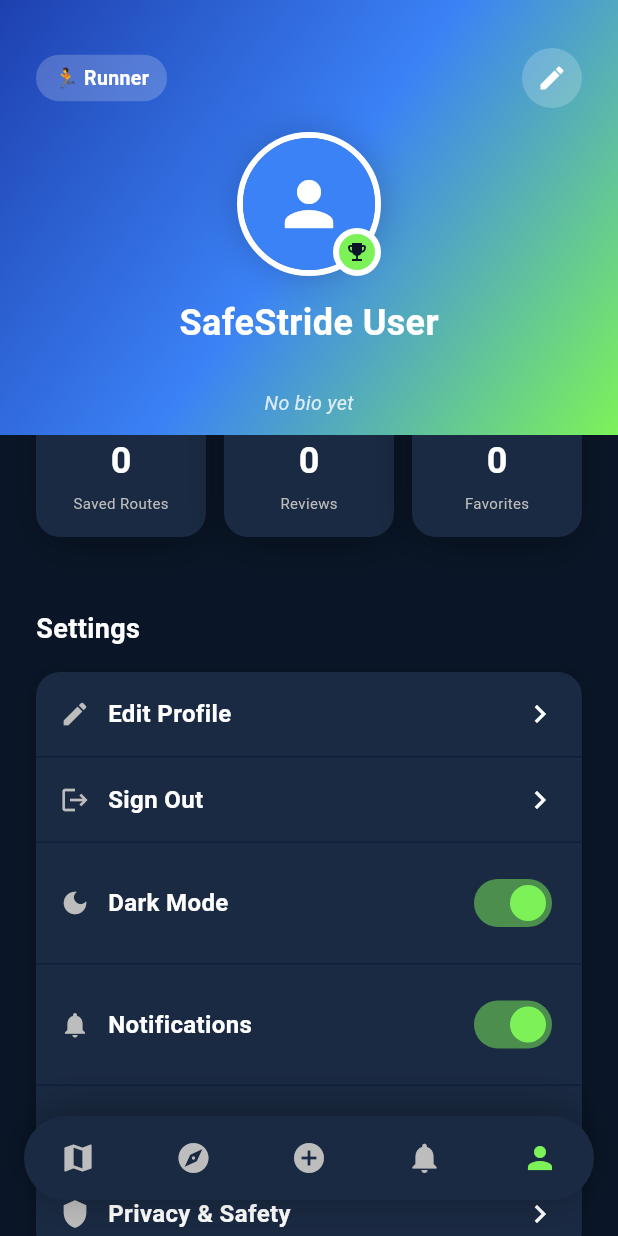
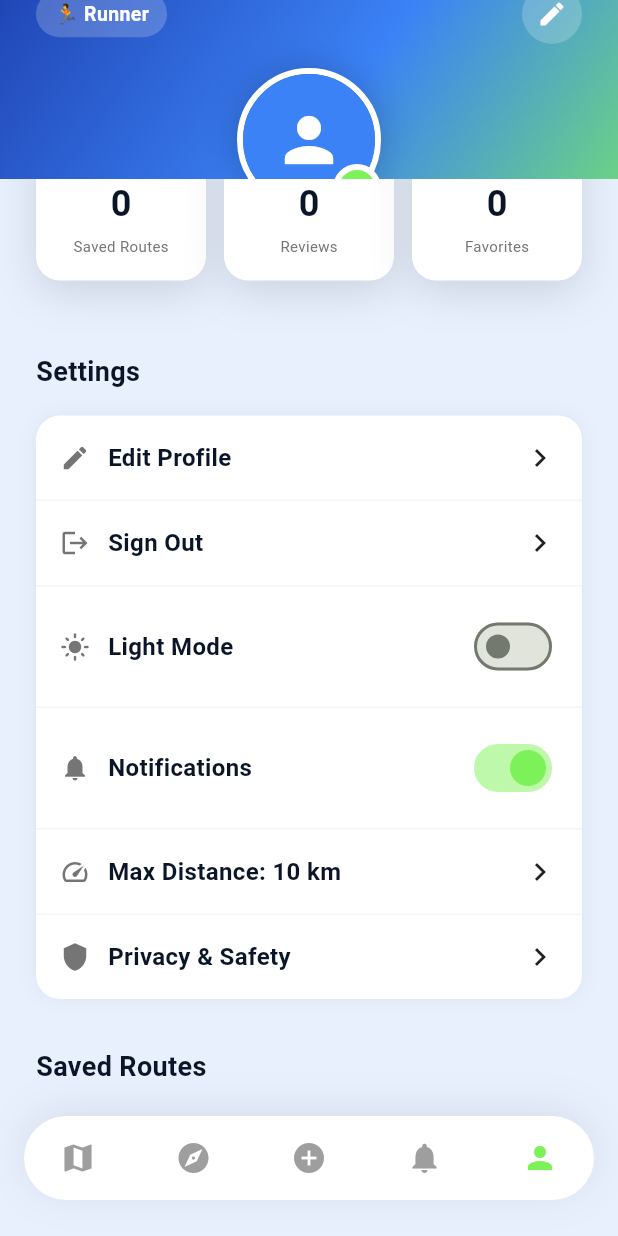
Before and after one commit to kalviumcommunity/S84-0226-SafeStride-Flutter-Firebase-Aura, a Flutter app: the screen it shows once a user with an empty profile is signed in, item 5 of the bottom bar chosen, scrolled down 171 dp, after a tap on "Light Mode", on a phone screen of 412 x 824 dp. Run offline on Flutter 3.47's test engine with Material 3 defaults, Android fonts, the phone set to English and light mode, and no system bars; our stand-ins replace cloud_firestore, firebase_auth, firebase_core, firebase_storage, flutter_svg, geolocator and 2 more; missing offline and left inert: dart:html; accounts and stored records are empty; Roboto replaces fonts that are missing (Poppins).

Commit message:
fix(profile): remove obsolete isDarkMode prop-drilling, use Provider instead

```diff
--- a/lib/screens/main_screen.dart
+++ b/lib/screens/main_screen.dart
@@ -1,13 +1,10 @@
 import 'package:flutter/material.dart';
-import 'package:provider/provider.dart';
-import 'package:firebase_auth/firebase_auth.dart';
 
 import '../screens/map_screen.dart';
 import '../screens/discover_screen.dart';
 import '../screens/add_route_screen.dart';
 import '../screens/alerts_screen.dart';
 import '../screens/profile_screen.dart';
-import '../providers/theme_provider.dart';
 import '../models/route_model.dart';
 import '../constants/app_colors.dart';
 import '../config/routes.dart';
@@ -41,14 +38,7 @@ class _MainScreenState extends State<MainScreen> {
       case 3:
         return const AlertsScreen();
       case 4:
-        return ProfileScreen(
-          isDarkMode: Theme.of(context).brightness == Brightness.dark,
-          onToggleDarkMode: () {
-            final uid = FirebaseAuth.instance.currentUser?.uid;
-            if (uid == null) return;
-            context.read<ThemeProvider>().toggle(uid);
-          },
-        );
+        return const ProfileScreen();
       default:
         return MapScreen(onRouteSelect: _handleRouteSelect);
     }
--- a/lib/screens/profile_screen.dart
+++ b/lib/screens/profile_screen.dart
@@ -6,19 +6,14 @@ import '../services/auth_service.dart';
 import '../services/user_preferences_service.dart';
 import 'edit_profile_screen.dart';
 import 'package:cloud_firestore/cloud_firestore.dart';
+import 'package:provider/provider.dart';
 import '../models/route_model.dart';
+import '../providers/theme_provider.dart';
 
 /// Profile tab — streams the user's Firestore profile in real time and renders
 /// stats, settings, and saved routes.
 class ProfileScreen extends StatefulWidget {
-  final bool isDarkMode;
-  final VoidCallback onToggleDarkMode;
-
-  const ProfileScreen({
-    super.key,
-    required this.isDarkMode,
-    required this.onToggleDarkMode,
-  });
+  const ProfileScreen({super.key});
 
   @override
   State<ProfileScreen> createState() => _ProfileScreenState();
@@ -40,7 +35,7 @@ class _ProfileScreenState extends State<ProfileScreen> {
         // While loading, show a skeleton-ish progress indicator.
         if (snapshot.connectionState == ConnectionState.waiting) {
           return Scaffold(
-            backgroundColor: widget.isDarkMode
+            backgroundColor: Theme.of(context).brightness == Brightness.dark
                 ? AppColors.darkBlue
                 : AppColors.lightBackground,
             body: const Center(child: CircularProgressIndicator()),
@@ -63,7 +58,7 @@ class _ProfileScreenState extends State<ProfileScreen> {
 
   // ── Main Body ────────────────────────────────────────────────────────────
   Widget _buildBody(BuildContext context, UserModel user) {
-    final dark = widget.isDarkMode;
+    final dark = Theme.of(context).brightness == Brightness.dark;
     final activityLabel = user.activityType == 'cyclist'
         ? '🚴 Cyclist'
         : '🏃 Runner';
@@ -168,10 +163,18 @@ class _ProfileScreenState extends State<ProfileScreen> {
                       title: dark ? 'Dark Mode' : 'Light Mode',
                       trailing: Switch(
                         value: dark,
-                        onChanged: (_) => widget.onToggleDarkMode(),
+                        onChanged: (_) {
+                          if (user.uid.isNotEmpty) {
+                            context.read<ThemeProvider>().toggle(user.uid);
+                          }
+                        },
                         activeThumbColor: AppColors.neonGreen,
                       ),
-                      onTap: widget.onToggleDarkMode,
+                      onTap: () {
+                        if (user.uid.isNotEmpty) {
+                          context.read<ThemeProvider>().toggle(user.uid);
+                        }
+                      },
                       dark: dark,
                     ),
                     _buildDivider(dark),
```
Also changed, not shown: pubspec.lock.
